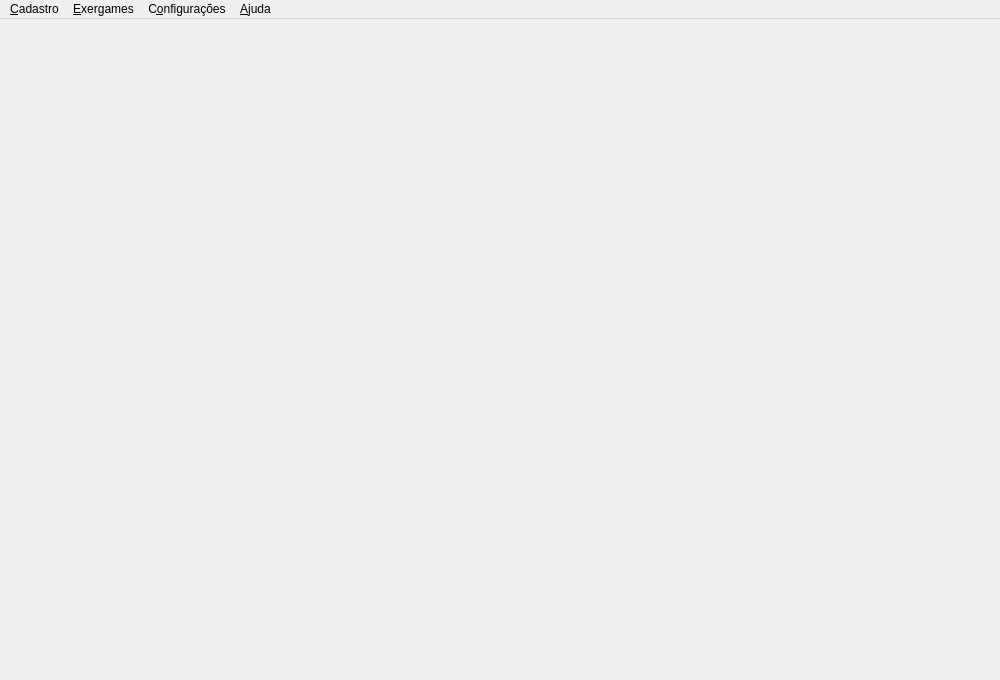
Before: the Qt Designer form resources/ui/mainview.ui in luisEduardoBet/T-TEA2.0, drawn with Qt 5.
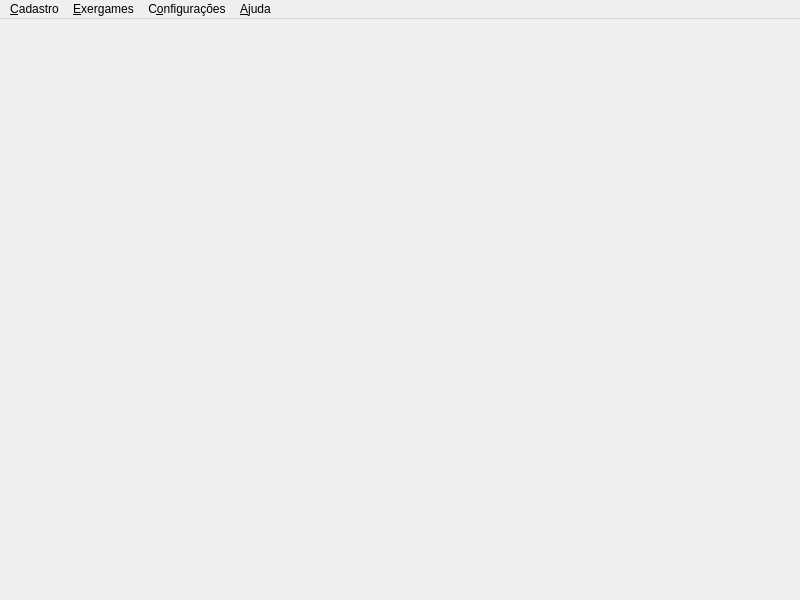
After: the same form once the commit is applied. Icons and pictures are not drawn.

```diff
--- a/resources/ui/mainview.ui
+++ b/resources/ui/mainview.ui
@@ -6,10 +6,16 @@
    <rect>
     <x>0</x>
     <y>0</y>
-    <width>1000</width>
-    <height>680</height>
+    <width>800</width>
+    <height>600</height>
    </rect>
   </property>
+  <property name="maximumSize">
+   <size>
+    <width>16777214</width>
+    <height>16777215</height>
+   </size>
+  </property>
   <property name="windowTitle">
    <string>Plataforma T-TEA</string>
   </property>
@@ -39,7 +45,7 @@
     <rect>
      <x>0</x>
      <y>0</y>
-     <width>1000</width>
+     <width>800</width>
      <height>33</height>
     </rect>
    </property>
```
Left out of the diff: 8 changed lines with no effect on the pictures.
